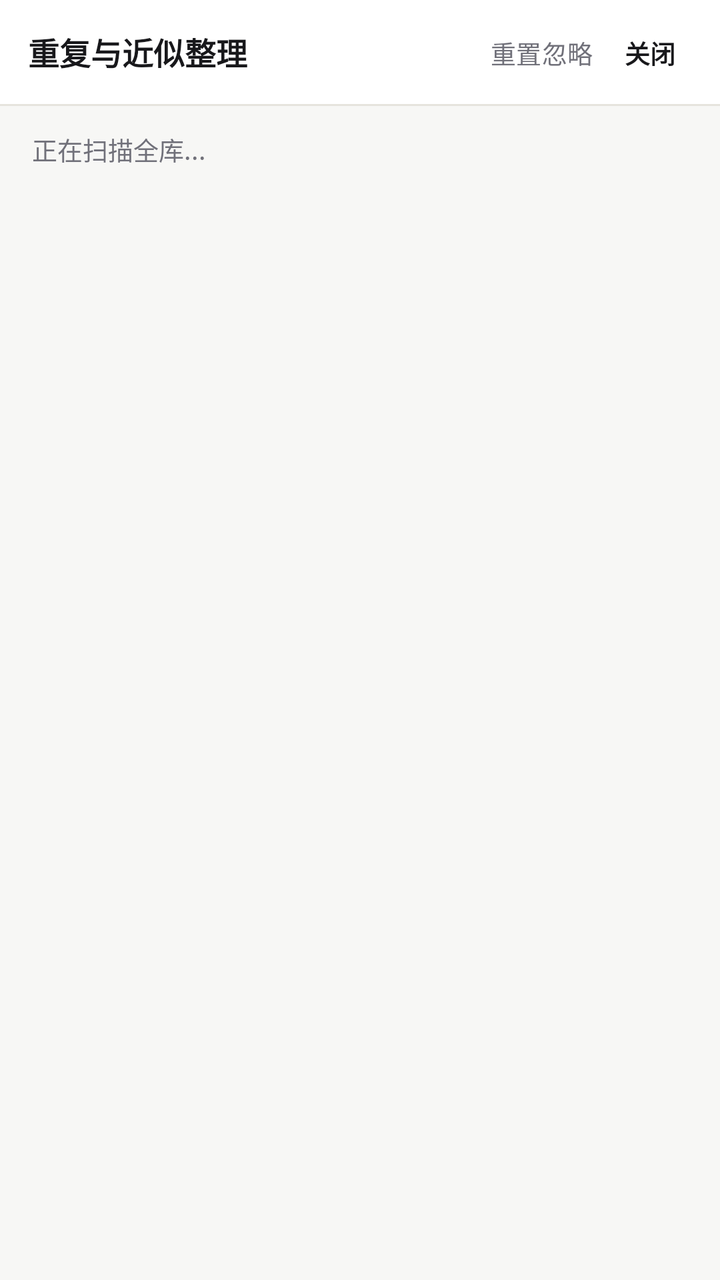
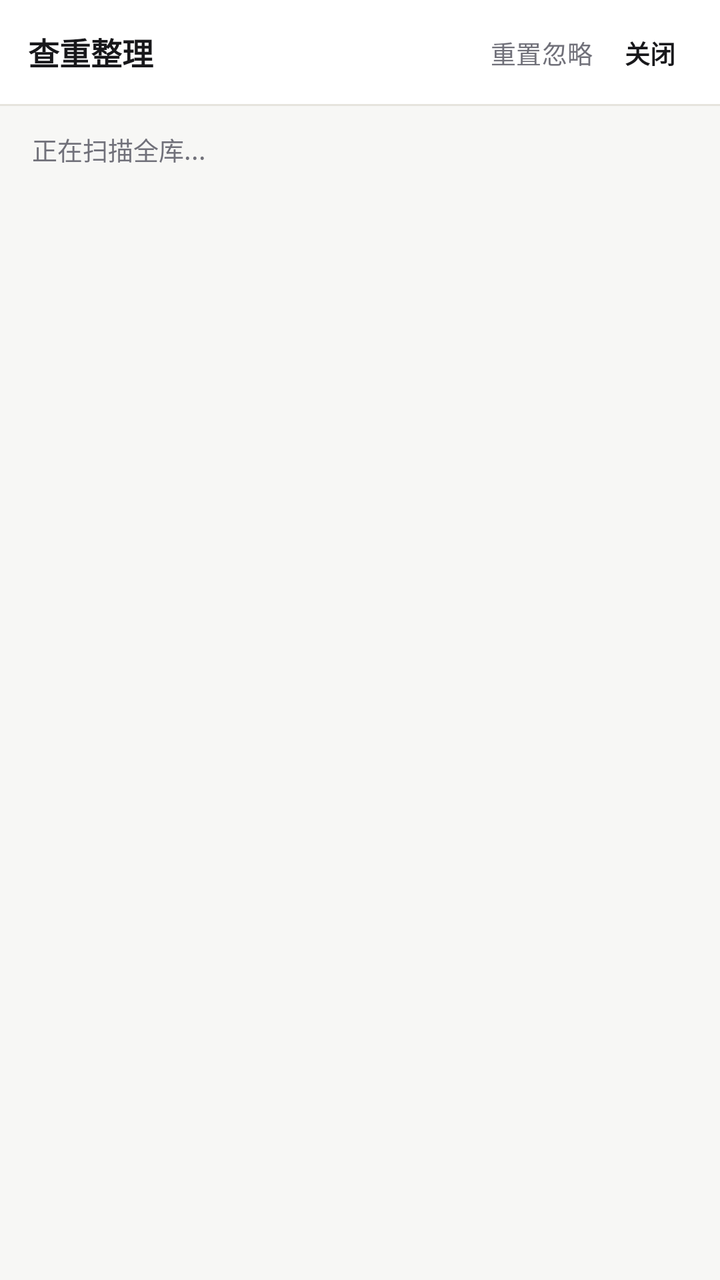

Screens rendered from an Android XML layout before and after an edit, with the pre-edit source and the edit as a unified diff.
<!-- AndroidManifest.xml: application theme Theme.STThemeVault -->
<!-- res/layout/activity_duplicate_cleaner.xml -->
<?xml version="1.0" encoding="utf-8"?>
<LinearLayout xmlns:android="http://schemas.android.com/apk/res/android"
    android:layout_width="match_parent"
    android:layout_height="match_parent"
    android:background="@color/bg"
    android:orientation="vertical">

    
    <LinearLayout
        android:layout_width="match_parent"
        android:layout_height="52dp"
        android:background="@color/surface"
        android:gravity="center_vertical"
        android:orientation="horizontal"
        android:paddingHorizontal="14dp">

        <TextView
            android:layout_width="0dp"
            android:layout_height="wrap_content"
            android:layout_weight="1"
            android:text="重复与近似整理"
            android:textColor="@color/text_primary"
            android:textSize="15.5sp"
            android:textStyle="bold" />

        <com.google.android.material.button.MaterialButton
            android:id="@+id/btnDedupResetIgnored"
            style="@style/Widget.Material3.Button.TextButton"
            android:layout_width="wrap_content"
            android:layout_height="34dp"
            android:insetTop="0dp"
            android:insetBottom="0dp"
            android:minWidth="0dp"
            android:paddingHorizontal="8dp"
            android:text="重置忽略"
            android:textColor="@color/text_muted"
            android:textSize="12.5sp" />

        <com.google.android.material.button.MaterialButton
            android:id="@+id/btnDedupClose"
            style="@style/Widget.Material3.Button.TextButton"
            android:layout_width="wrap_content"
            android:layout_height="34dp"
            android:insetTop="0dp"
            android:insetBottom="0dp"
            android:minWidth="0dp"
            android:paddingHorizontal="8dp"
            android:text="关闭"
            android:textColor="@color/text_primary"
            android:textSize="12.5sp"
            android:textStyle="bold" />
    </LinearLayout>

    <View
        android:layout_width="match_parent"
        android:layout_height="1dp"
        android:background="@color/border" />

    <TextView
        android:id="@+id/tvDedupSummary"
        android:layout_width="match_parent"
        android:layout_height="wrap_content"
        android:paddingHorizontal="16dp"
        android:paddingTop="12dp"
        android:paddingBottom="6dp"
        android:text="正在扫描全库..."
        android:textColor="@color/text_muted"
        android:textSize="12.5sp" />

    <TextView
        android:id="@+id/tvDedupEmpty"
        android:layout_width="match_parent"
        android:layout_height="wrap_content"
        android:gravity="center"
        android:padding="48dp"
        android:text="全库很整洁，未发现同名或近似资源"
        android:textColor="@color/text_muted"
        android:textSize="14sp"
        android:visibility="gone" />

    <androidx.recyclerview.widget.RecyclerView
        android:id="@+id/rvDedup"
        android:layout_width="match_parent"
        android:layout_height="0dp"
        android:layout_weight="1"
        android:clipToPadding="false"
        android:paddingHorizontal="16dp"
        android:paddingTop="4dp"
        android:paddingBottom="24dp" />

</LinearLayout>
<!-- resources referenced by this layout -->
<resources>
  <color name="bg">#F7F7F5</color>
  <color name="border">#E6E4DD</color>
  <color name="surface">#FFFFFF</color>
  <color name="text_muted">#71717A</color>
  <color name="text_primary">#18181B</color>
  <style name="Theme.STThemeVault" parent="Theme.Material3.DayNight.NoActionBar">
          <item name="colorPrimary">@color/accent</item>
          <item name="colorOnPrimary">@color/on_accent</item>
          <item name="colorSecondary">@color/text_muted</item>
          <item name="colorSecondaryContainer">@color/surface_2</item>
          <item name="colorOnSecondaryContainer">@color/text_primary</item>
          <item name="colorSurface">@color/surface</item>
          <item name="colorOnSurface">@color/text_primary</item>
          <item name="colorSurfaceContainerHigh">@color/surface</item>
          <item name="colorOutline">@color/border</item>
          <item name="android:windowBackground">@color/bg</item>
          <item name="android:statusBarColor">@color/bg</item>
          <item name="android:navigationBarColor">@color/surface</item>
          <item name="android:windowLightStatusBar">true</item>
          <item name="android:windowLightNavigationBar" tools:targetApi="27">true</item>
      </style>
  <color name="accent">#18181B</color>
  <color name="on_accent">#FFFFFF</color>
  <color name="surface_2">#F0EFEA</color>
</resources>

<!-- the commit's change to res/layout/activity_duplicate_cleaner.xml (unified diff, before → after) -->
@@ -18,7 +18,7 @@
             android:layout_width="0dp"
             android:layout_height="wrap_content"
             android:layout_weight="1"
-            android:text="重复与近似整理"
+            android:text="查重整理"
             android:textColor="@color/text_primary"
             android:textSize="15.5sp"
             android:textStyle="bold" />
